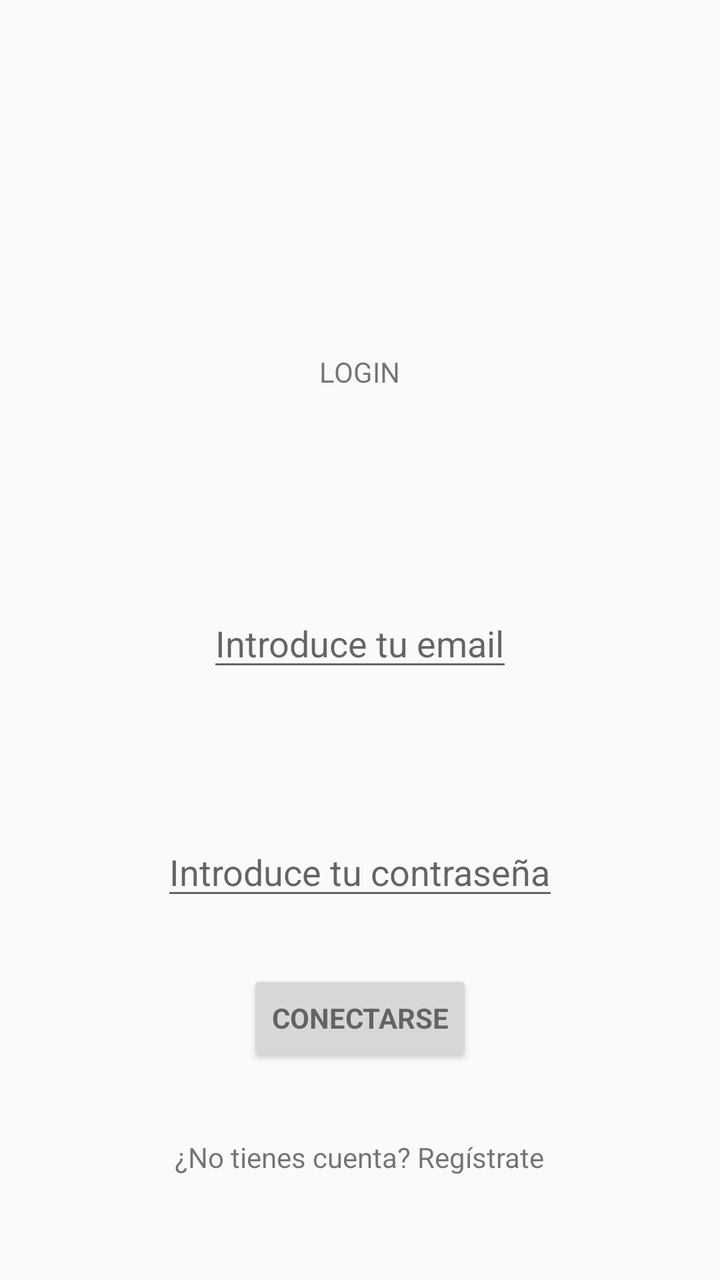
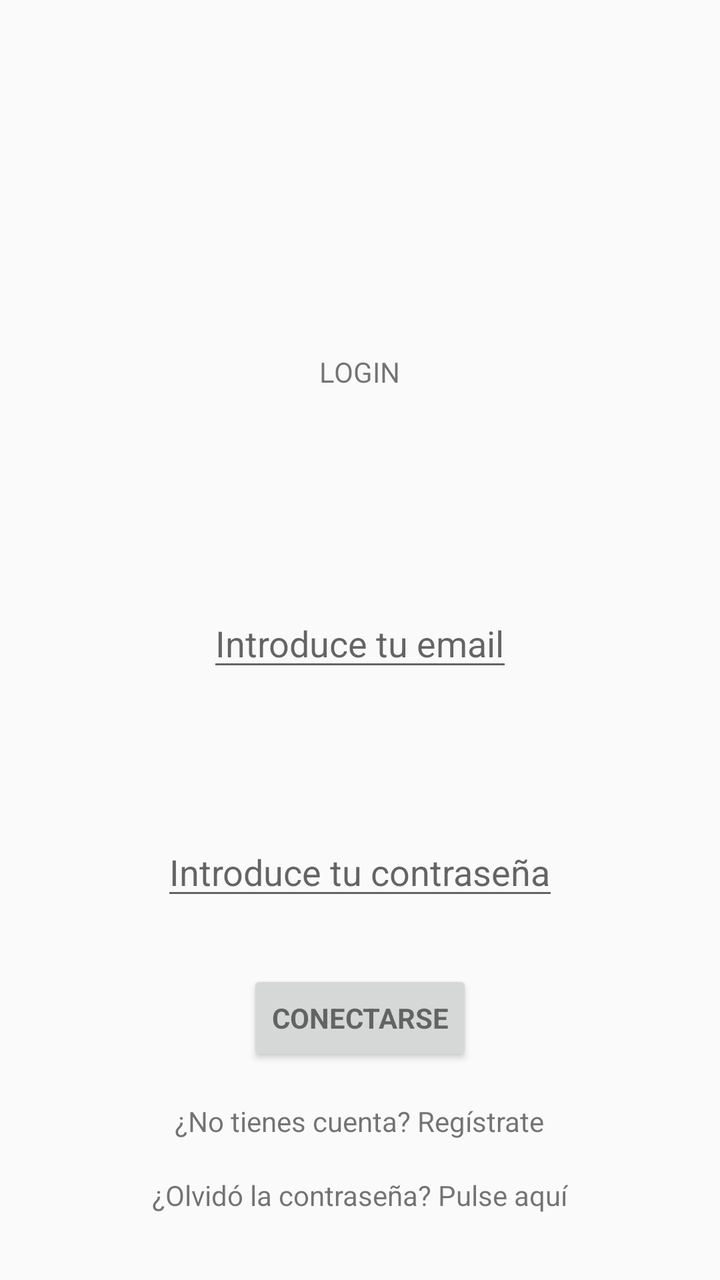

An Android layout rendered at two revisions. The XML below is the earlier revision; the diff shows what the commit changed to produce the second picture.
<!-- AndroidManifest.xml: application theme AppTheme -->
<!-- res/layout/activity_login.xml -->
<?xml version="1.0" encoding="utf-8"?>
<RelativeLayout xmlns:android="http://schemas.android.com/apk/res/android"
    xmlns:tools="http://schemas.android.com/tools"
    android:layout_width="match_parent"
    android:layout_height="match_parent"
    tools:context="com.pinillos.auxilium.LoginActivity">


        <EditText
            android:id="@+id/email"
            android:layout_width="wrap_content"
            android:layout_height="wrap_content"
            android:layout_centerHorizontal="true"
            android:layout_centerVertical="true"
            android:hint="Introduce tu email"
            android:inputType="textEmailAddress"
            android:maxLines="1"
            tools:layout_editor_absoluteX="0dp"
            tools:layout_editor_absoluteY="116dp" />


        <EditText
            android:id="@+id/password"
            android:layout_width="wrap_content"
            android:layout_height="wrap_content"
            android:layout_above="@+id/email_sign_in_button"
            android:layout_centerHorizontal="true"
            android:layout_marginBottom="30dp"
            android:hint="Introduce tu contraseña"
            android:imeOptions="actionUnspecified"
            android:inputType="textPassword"
            android:maxLines="1"
            tools:layout_editor_absoluteX="0dp"
            tools:layout_editor_absoluteY="198dp" />

        <Button
            android:id="@+id/email_sign_in_button"
            style="?android:textAppearanceSmall"
            android:layout_width="wrap_content"
            android:layout_height="wrap_content"
            android:layout_alignParentBottom="true"
            android:layout_centerHorizontal="true"
            android:layout_marginBottom="107dp"
            android:onClick="logIn"
            android:text="Conectarse"
            android:textStyle="bold"
            tools:layout_editor_absoluteX="0dp"
            tools:layout_editor_absoluteY="312dp" />

        <TextView
            android:id="@+id/textView2"
            android:layout_width="wrap_content"
            android:layout_height="wrap_content"
            android:layout_above="@+id/email"
            android:layout_centerHorizontal="true"
            android:layout_marginBottom="104dp"
            android:text="LOGIN" />

        <TextView
            android:id="@+id/singUpText"
            android:layout_width="wrap_content"
            android:layout_height="wrap_content"
            android:layout_alignParentBottom="true"
            android:layout_centerHorizontal="true"
            android:layout_marginBottom="52dp"
            android:text="¿No tienes cuenta? Regístrate"
            android:onClick="goToSignUpNewUserActivity"/>

</RelativeLayout>
<!-- resources referenced by this layout -->
<resources>
  <style name="AppTheme" parent="Theme.AppCompat.Light.DarkActionBar">
          
          <item name="colorPrimary">@color/colorPrimary</item>
          <item name="colorPrimaryDark">@color/colorPrimaryDark</item>
          <item name="colorAccent">@color/colorAccent</item>
          <item name="windowActionBar">false</item>
          <item name="windowNoTitle">true</item>
  
      </style>
  <color name="colorPrimary">#FF0000</color>
  <color name="colorPrimaryDark">#3755ff</color>
  <color name="colorAccent">#FF4081</color>
</resources>

<!-- the commit's change to res/layout/activity_login.xml (unified diff, before → after) -->
@@ -60,10 +60,20 @@
             android:id="@+id/singUpText"
             android:layout_width="wrap_content"
             android:layout_height="wrap_content"
-            android:layout_alignParentBottom="true"
+            android:layout_below="@+id/password"
             android:layout_centerHorizontal="true"
-            android:layout_marginBottom="52dp"
-            android:text="¿No tienes cuenta? Regístrate"
-            android:onClick="goToSignUpNewUserActivity"/>
+            android:layout_marginTop="66dp"
+            android:onClick="goToSignUpNewUserActivity"
+            android:text="¿No tienes cuenta? Regístrate" />
+
+        <TextView
+            android:id="@+id/textView3"
+            android:layout_width="wrap_content"
+            android:layout_height="wrap_content"
+            android:layout_below="@+id/singUpText"
+            android:layout_centerHorizontal="true"
+            android:layout_marginTop="18dp"
+            android:text="¿Olvidó la contraseña? Pulse aquí"
+            android:onClick="goToSendPasswordResetEmailActivity"/>
 
 </RelativeLayout>
